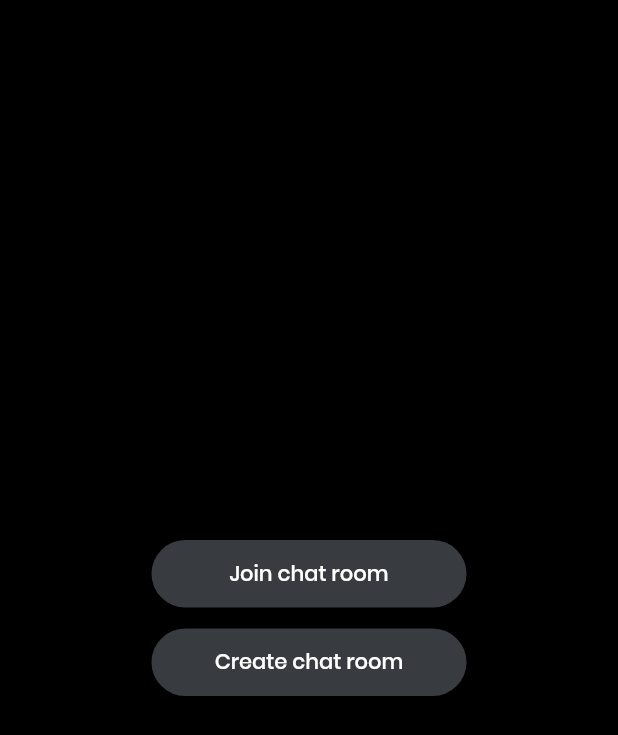
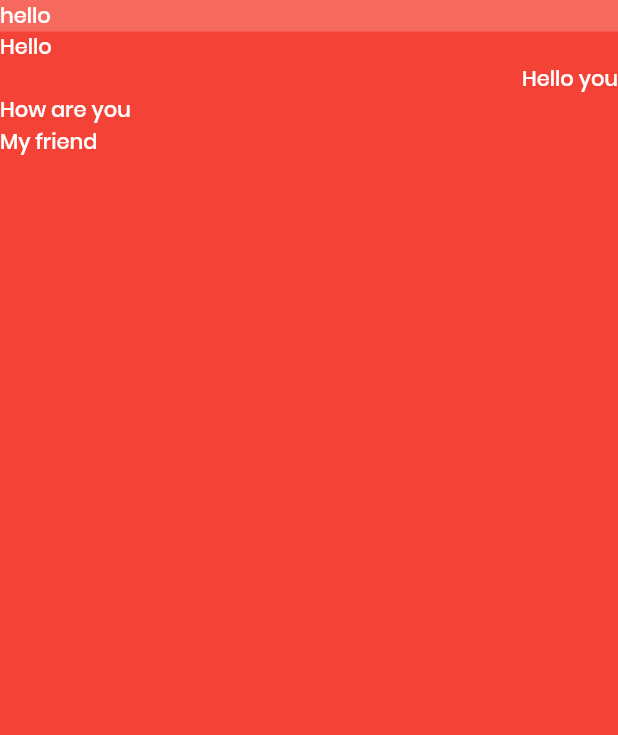
Before and after one commit to hbock-42/flutter_local_chat, a Flutter app: the screen it shows after launch, on a phone screen of 412 x 824 dp. Shown: the top 735 px of the screen. Run offline on Flutter 3.47's test engine with Material 2 defaults, Android fonts, the phone set to English and light mode, and no system bars; our stand-ins replace bloc, freezed_annotation; generated files the repository leaves out were written again.

Commit message:
start message room

```diff
--- a/lib/main.dart
+++ b/lib/main.dart
@@ -1,5 +1,6 @@
 import 'package:flutter/material.dart';
 import 'package:local_chat/app-theme.dart';
+import 'package:local_chat/pages/chat-room-page.dart';
 
 import 'pages/home-page.dart';
 
@@ -14,7 +15,8 @@ class MyApp extends StatelessWidget {
       title: 'Local Chat',
       initialRoute: '/',
       routes: {
-        '/': (context) => myMaterial(child: HomePage()),
+        // '/': (context) => myMaterial(child: HomePage()),
+        '/': (context) => myMaterial(child: ChatRoomPage()),
         // '/server': (context) => MyMaterial(child: ServerPage()),
       },
       theme: ThemeData(
--- /dev/null
+++ b/lib/mocks/chat-room-injector.dart
@@ -0,0 +1,11 @@
+import 'package:local_chat/models/chat_room.dart';
+import 'package:local_chat/models/message.dart';
+
+class ChatRoomInjector {
+  static ChatRoom chatRoom = ChatRoom(messages: [
+    Message(content: "Hello", type: MessageType.Received),
+    Message(content: "Hello you", type: MessageType.Sent),
+    Message(content: "How are you", type: MessageType.Received),
+    Message(content: "My friend", type: MessageType.Received),
+  ]);
+}
--- /dev/null
+++ b/lib/pages/chat-room-page.dart
@@ -0,0 +1,38 @@
+import 'package:flutter/material.dart';
+import 'package:local_chat/mocks/chat-room-injector.dart';
+import 'package:local_chat/models/chat_room.dart';
+import 'package:local_chat/models/message.dart';
+import 'package:local_chat/widgets/message-widget.dart';
+
+class ChatRoomPage extends StatelessWidget {
+  final ChatRoom chatRoom = ChatRoomInjector.chatRoom;
+
+  @override
+  Widget build(BuildContext context) {
+    return Container(
+      // todo: remove color
+      color: Colors.red,
+      child: Stack(children: [
+        Column(children: [
+          buildHeader(context),
+          buildMessages(chatRoom.messages),
+        ])
+      ]),
+    );
+  }
+
+  Widget buildHeader(BuildContext context) {
+    return Container(
+      color: Colors.white.withOpacity(0.2),
+      padding: EdgeInsets.only(top: MediaQuery.of(context).padding.top),
+      child: Row(children: [Text("hello")]),
+    );
+  }
+
+  Widget buildMessages(List<Message> messages) {
+    return Column(
+        children: messages
+            .map((message) => MessageWidget(message: message))
+            .toList());
+  }
+}
--- /dev/null
+++ b/lib/widgets/message-widget.dart
@@ -0,0 +1,17 @@
+import 'package:flutter/material.dart';
+import 'package:local_chat/models/message.dart';
+
+class MessageWidget extends StatelessWidget {
+  final Message message;
+
+  const MessageWidget({Key key, this.message}) : super(key: key);
+
+  @override
+  Widget build(BuildContext context) {
+    return Align(
+        alignment: message.type == MessageType.Received
+            ? Alignment.topLeft
+            : Alignment.topRight,
+        child: Text(message.content));
+  }
+}
```
Also changed, not shown: 3 other files.
